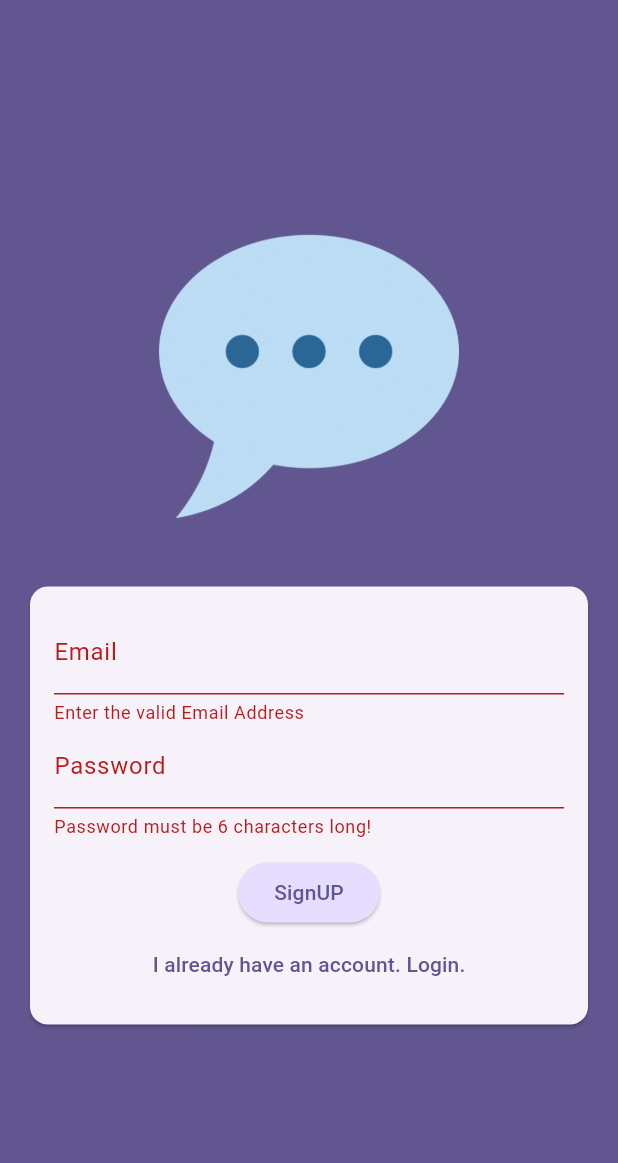
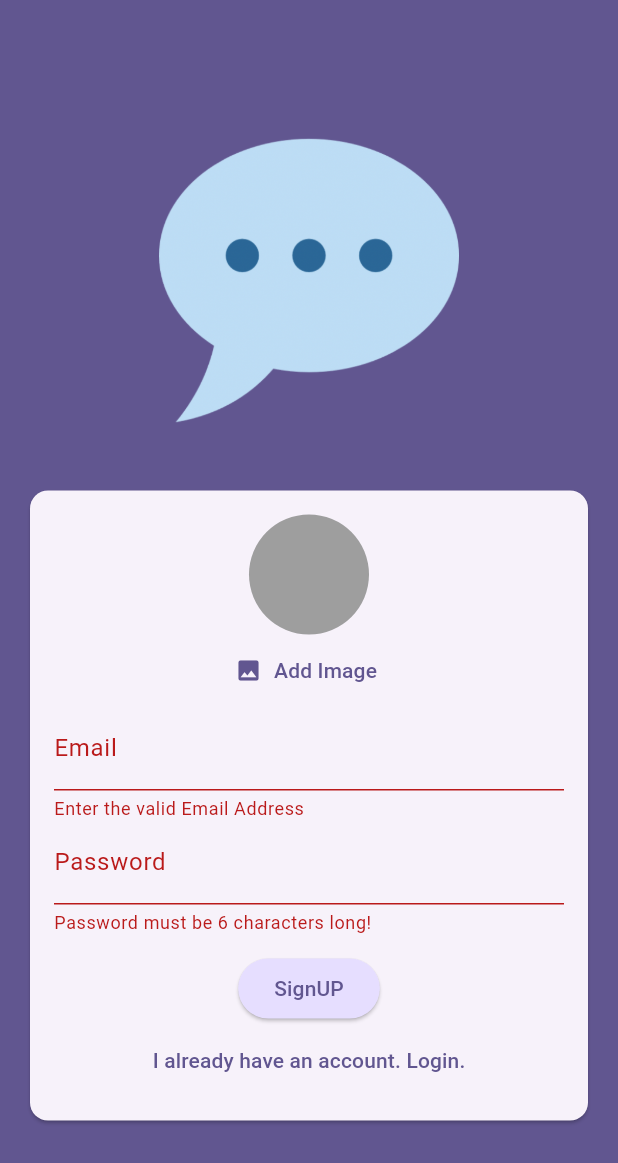
Before and after one commit to Aviral23Sri/CHAT-APP-, a Flutter app: the screen it shows after launch, after a tap on "Login", after a tap on "Create an Account", on a phone screen of 412 x 824 dp. Shown: the top 1163 px of the screen. Run offline on Flutter 3.47's test engine with Material 3 defaults, Android fonts, the phone set to English and light mode, and no system bars; our stand-ins replace firebase_auth, firebase_core, image_picker; accounts and stored records are empty.

Commit message:
setting up the picked image in circle avatar , and passing image to parent screen by using Funtion as argument

```diff
--- a/lib/screens/auth.dart
+++ b/lib/screens/auth.dart
@@ -1,3 +1,6 @@
+import 'dart:io';
+
+import 'package:chat_app/widgets/user_image_picker.dart';
 import 'package:flutter/material.dart';
 import 'package:firebase_auth/firebase_auth.dart';
 
@@ -17,10 +20,11 @@ class _AuthScreenState extends State<AuthScreen> {
   var _isLogin = true;
   var _enteredEmail = '';
   var _enteredPassword = '';
+  File? selected_image;
 
   void _submit() async {
     final isValid = _form.currentState!.validate();
-    if (!isValid) {
+    if (!isValid || !_isLogin && selected_image == null) {
       return;
     }
     _form.currentState!.save();
@@ -31,7 +35,6 @@ class _AuthScreenState extends State<AuthScreen> {
       } else {
         final userCredentials = await _firebase.createUserWithEmailAndPassword(
             email: _enteredEmail, password: _enteredPassword);
-
       }
     } on FirebaseAuthException catch (error) {
       ScaffoldMessenger.of(context).clearSnackBars();
@@ -72,6 +75,12 @@ class _AuthScreenState extends State<AuthScreen> {
                       child: Column(
                         mainAxisSize: MainAxisSize.min,
                         children: [
+                          if (!_isLogin)
+                            UserImagePicker(
+                              onPickImage: (pickedImage) {
+                                selected_image = pickedImage;
+                              },
+                            ),
                           TextFormField(
                             decoration:
                                 const InputDecoration(labelText: 'Email'),
--- a/lib/widgets/user_image_picker.dart
+++ b/lib/widgets/user_image_picker.dart
@@ -1,7 +1,12 @@
+import 'dart:io';
+
 import 'package:flutter/material.dart';
+import 'package:image_picker/image_picker.dart';
 
 class UserImagePicker extends StatefulWidget {
-  const UserImagePicker({super.key});
+  const UserImagePicker({super.key, required this.onPickImage});
+
+  final void Function(File pickedImage) onPickImage;
 
   @override
   State<UserImagePicker> createState() {
@@ -10,21 +15,41 @@ class UserImagePicker extends StatefulWidget {
 }
 
 class _UserImagePickerState extends State<UserImagePicker> {
+  File? _pickedImageFile;
+  void _pickImage() async {
+    final pickedImage = await ImagePicker().pickImage(
+      source: ImageSource.camera,
+      imageQuality: 50,
+      maxWidth: 150,
+    );
+
+    if (pickedImage == null) {
+      return;
+    }
+
+    setState(() {
+      _pickedImageFile = File(pickedImage.path);
+      widget.onPickImage(_pickedImageFile!);
+    });
+  }
+
   @override
   Widget build(BuildContext context) {
     return Column(
       children: [
         CircleAvatar(
           radius: 40,
-          backgroundColor:  Colors.grey,
-          foregroundImage: ...,
+          backgroundColor: Colors.grey,
+          foregroundImage:
+              _pickedImageFile != null ? FileImage(_pickedImageFile!) : null,
+          // child: _pickedImageFile == null ? Image.asset('assets/images/image_icon.png') : null,
         ),
         TextButton.icon(
-          onPressed: () {},
+          onPressed: _pickImage,
           icon: const Icon(Icons.image),
           label: Text(
             'Add Image',
-            style: TextStyle(color: Theme.of(context).primaryColor),
+            style: TextStyle(color: Theme.of(context).colorScheme.primary),
           ),
         ),
       ],
```
Also changed, not shown: assets/images/image_icon.png (added).
